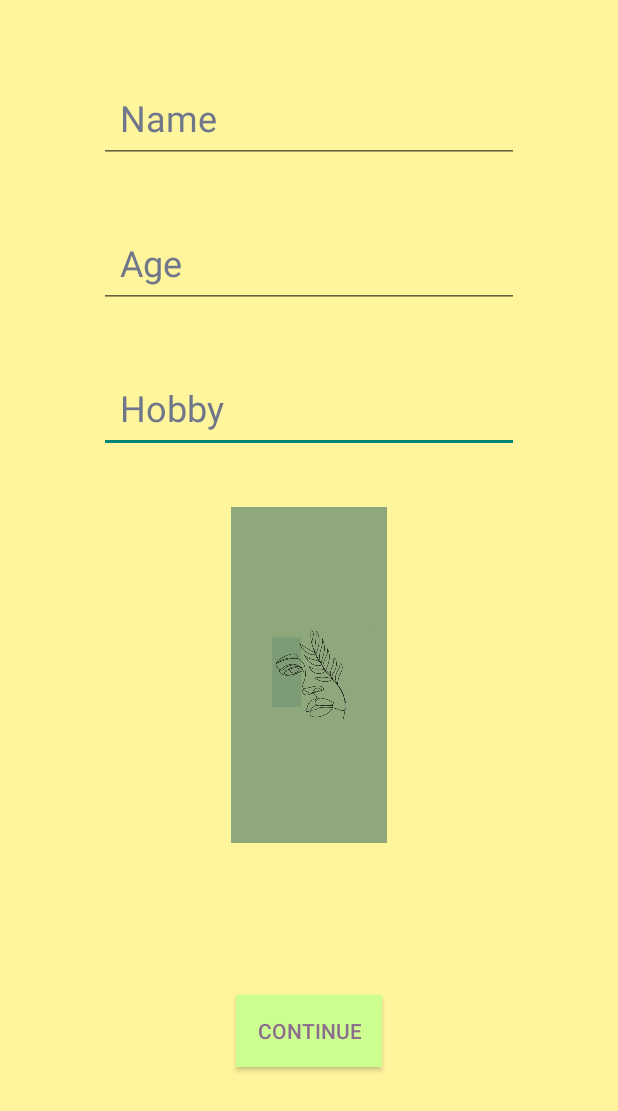
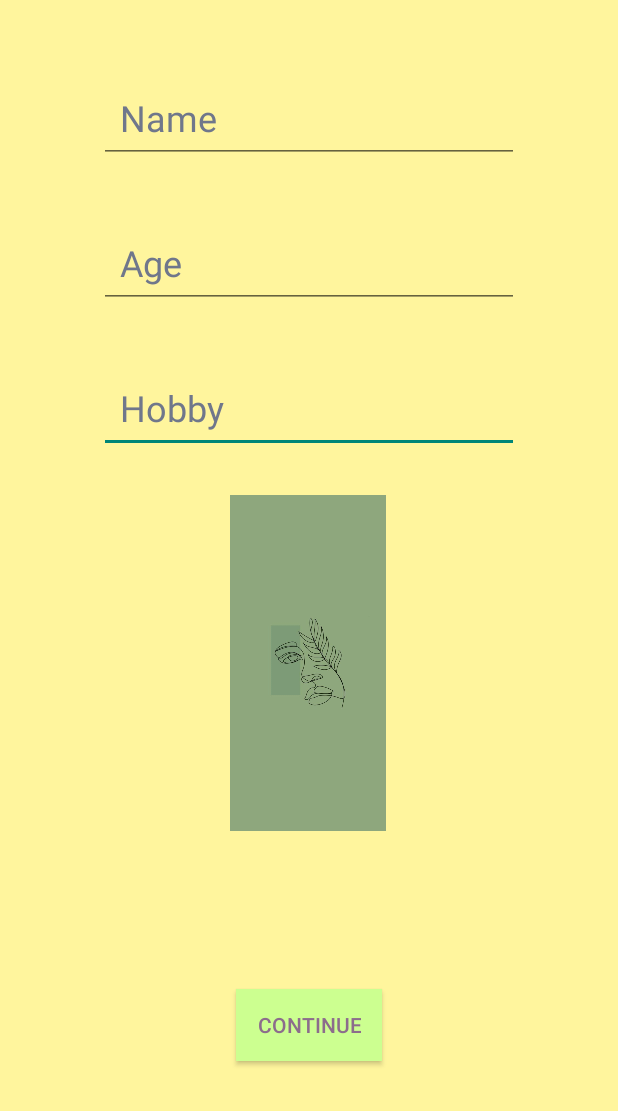
Before and after one commit to angelahe07/ScreenLayoutApp, an Android app: the screen it shows after launch (MainActivity), on a phone screen of 412 x 824 dp. Shown: the top 1111 px of the screen. Run offline under Robolectric (Android 15) with nearby library versions, the phone set to English and light mode, and no system bars; Roboto replaces fonts that are not available here.

Commit message:
fixed position of picture

```diff
--- a/app/src/main/res/layout/activity_main.xml
+++ b/app/src/main/res/layout/activity_main.xml
@@ -88,9 +88,9 @@
         android:id="@+id/greenPhoto"
         android:layout_width="108dp"
         android:layout_height="224dp"
-        android:layout_marginTop="@dimen/betweenMargin"
+        android:layout_marginTop="28dp"
         app:layout_constraintEnd_toEndOf="parent"
-        app:layout_constraintHorizontal_bias="0.50"
+        app:layout_constraintHorizontal_bias="0.498"
         app:layout_constraintStart_toStartOf="parent"
         app:layout_constraintTop_toBottomOf="@+id/hobby"
         app:srcCompat="@drawable/sage_green_aesthetic_nawpic" />
```
